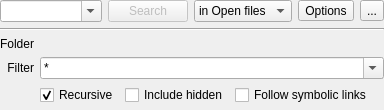
Before: the Qt Designer form kate/plugins/search/search.ui in KDE/kate, drawn with Qt 5.
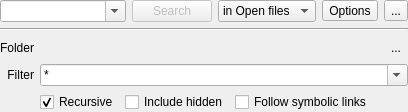
After: the same form once the commit is applied. Custom widgets are drawn as their Qt base class.

Commit message:
Search plugin: combobox usage + saving options
Fix saving of the search terms in session data
Fix saving search folders in session data
Fix load current folder button
Fix starting search from folder combo and filter combo

Diff of the .ui file:
```diff
--- a/kate/plugins/search/search.ui
+++ b/kate/plugins/search/search.ui
@@ -15,12 +15,12 @@
     <number>0</number>
    </property>
    <item row="0" column="0">
-    <widget class="KComboBox" name="searchCombo">
+    <widget class="KHistoryComboBox" name="searchCombo">
      <property name="editable">
       <bool>true</bool>
      </property>
      <property name="autoCompletion">
-      <bool>false</bool>
+      <bool>true</bool>
      </property>
     </widget>
    </item>
@@ -113,19 +113,6 @@
        <property name="margin">
         <number>0</number>
        </property>
-       <item row="7" column="1">
-        <widget class="QLabel" name="folderLabel">
-         <property name="text">
-          <string>Folder</string>
-         </property>
-         <property name="alignment">
-          <set>Qt::AlignRight|Qt::AlignTrailing|Qt::AlignVCenter</set>
-         </property>
-         <property name="buddy">
-          <cstring>searchFolder</cstring>
-         </property>
-        </widget>
-       </item>
        <item row="10" column="1">
         <widget class="QLabel" name="filterLabel">
          <property name="text">
@@ -167,13 +154,6 @@
          </property>
         </spacer>
        </item>
-       <item row="7" column="2" colspan="5">
-        <widget class="KUrlRequester" name="searchFolder">
-         <property name="mode">
-          <set>KFile::Directory|KFile::ExistingOnly|KFile::LocalOnly</set>
-         </property>
-        </widget>
-       </item>
        <item row="1" column="1" colspan="6">
         <widget class="Line" name="line">
          <property name="orientation">
@@ -218,6 +198,36 @@
          </property>
         </spacer>
        </item>
+       <item row="8" column="6">
+        <widget class="QToolButton" name="currentFolderButton">
+         <property name="text">
+          <string>...</string>
+         </property>
+         <property name="autoRaise">
+          <bool>true</bool>
+         </property>
+        </widget>
+       </item>
+       <item row="8" column="1">
+        <widget class="QLabel" name="folderLabel">
+         <property name="text">
+          <string>Folder</string>
+         </property>
+         <property name="alignment">
+          <set>Qt::AlignRight|Qt::AlignTrailing|Qt::AlignVCenter</set>
+         </property>
+         <property name="buddy">
+          <cstring>folderRequester</cstring>
+         </property>
+        </widget>
+       </item>
+       <item row="8" column="2" colspan="4">
+        <widget class="KUrlComboRequester" name="folderRequester">
+         <property name="mode">
+          <set>KFile::Directory|KFile::ExistingOnly|KFile::LocalOnly</set>
+         </property>
+        </widget>
+       </item>
       </layout>
      </widget>
     </widget>
@@ -233,7 +243,7 @@
     </widget>
    </item>
    <item row="0" column="2">
-    <widget class="QStackedWidget" name="locationStop">
+    <widget class="QStackedWidget" name="locationAndStop">
      <property name="currentIndex">
       <number>0</number>
      </property>
@@ -244,6 +254,12 @@
        </property>
        <item>
         <widget class="KComboBox" name="searchPlaceCombo">
+         <property name="sizePolicy">
+          <sizepolicy hsizetype="MinimumExpanding" vsizetype="Fixed">
+           <horstretch>0</horstretch>
+           <verstretch>0</verstretch>
+          </sizepolicy>
+         </property>
          <item>
           <property name="text">
            <string>in Open files</string>
@@ -265,6 +281,12 @@
        </property>
        <item>
         <widget class="KPushButton" name="stopButton">
+         <property name="sizePolicy">
+          <sizepolicy hsizetype="MinimumExpanding" vsizetype="Fixed">
+           <horstretch>0</horstretch>
+           <verstretch>0</verstretch>
+          </sizepolicy>
+         </property>
          <property name="text">
           <string>Stop</string>
          </property>
@@ -287,11 +309,21 @@
    <extends>QPushButton</extends>
    <header>kpushbutton.h</header>
   </customwidget>
+  <customwidget>
+   <class>KUrlComboRequester</class>
+   <extends>KUrlRequester</extends>
+   <header>kurlrequester.h</header>
+  </customwidget>
   <customwidget>
    <class>KComboBox</class>
    <extends>QComboBox</extends>
    <header>kcombobox.h</header>
   </customwidget>
+  <customwidget>
+   <class>KHistoryComboBox</class>
+   <extends>KComboBox</extends>
+   <header>khistorycombobox.h</header>
+  </customwidget>
  </customwidgets>
  <tabstops>
   <tabstop>searchCombo</tabstop>
```
Left out of the diff: 22 changed lines with no effect on the pictures. The commit also changes 3 other files.
